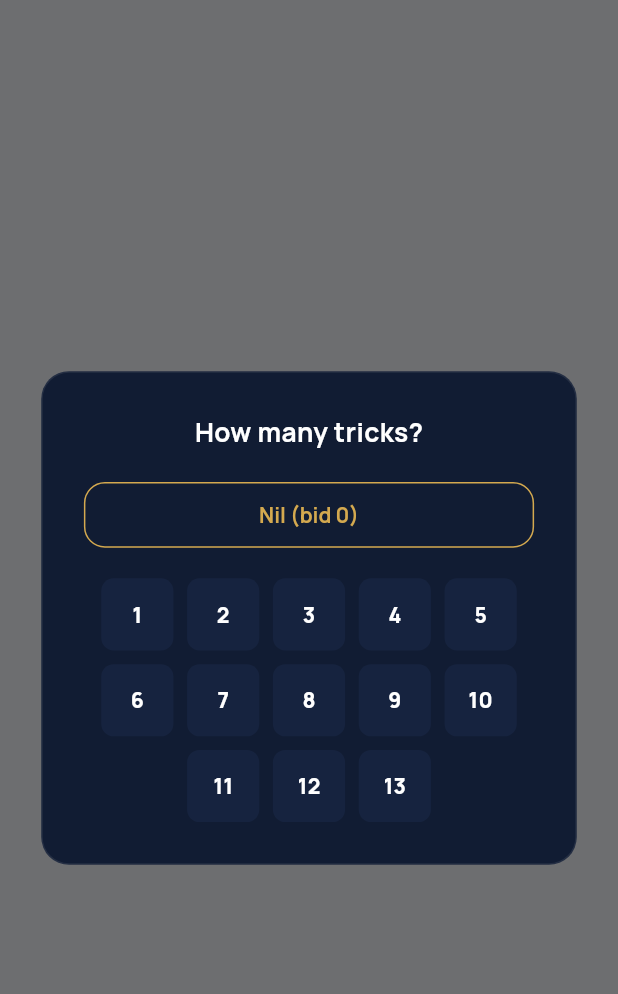
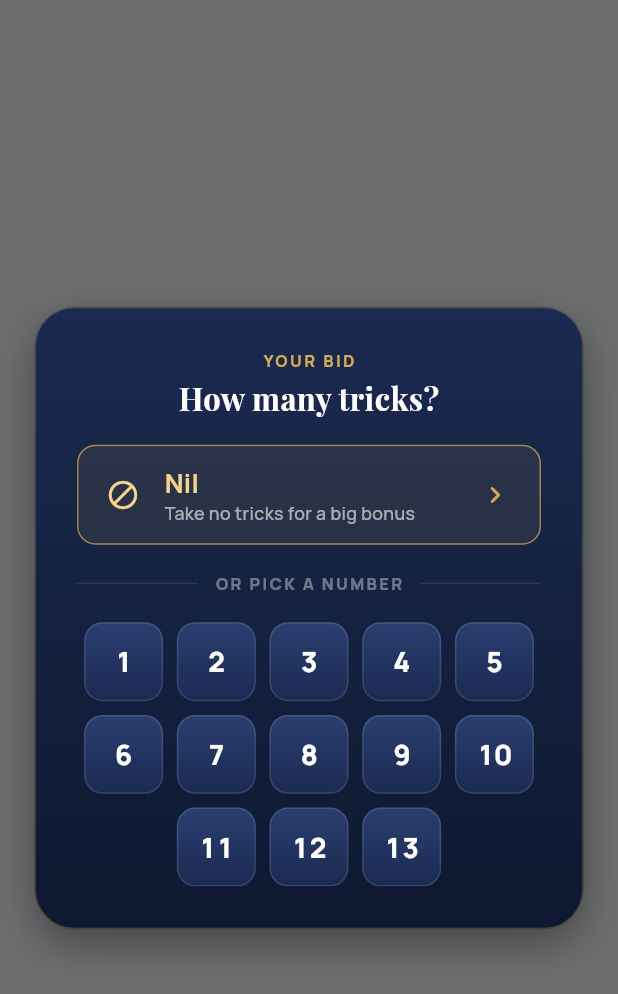
Before and after one commit to Gulshid/Card-Game, a Flutter app: the BidOverlay widget shown alone on an empty page, opened directly with empty values, on a phone screen of 412 x 824 dp. Shown: the top 994 px of the screen. Run offline on Flutter 3.47's test engine with Material 3 defaults, Android fonts, the light colour scheme and no system bars; our stand-ins replace audioplayers, equatable, flutter_bloc, flutter_screenutil, get_it, go_router and 3 more; accounts and stored records are empty; statements that could not run were skipped.

Commit message:
bid overlay is updated

```diff
--- a/card_game/lib/features/game/Presentation/widgets/bid_overlay.dart
+++ b/card_game/lib/features/game/Presentation/widgets/bid_overlay.dart
@@ -1,3 +1,5 @@
+import 'dart:ui' show ImageFilter;
+
 import 'package:card_game/core/constant/app_dimensions.dart';
 import 'package:card_game/core/theme/app_colors.dart';
 import 'package:card_game/core/theme/app_text_styles.dart';
@@ -5,8 +7,8 @@ import 'package:flutter/material.dart';
 import 'package:flutter_screenutil/flutter_screenutil.dart';
 
 /// Modal bid picker shown when it becomes the human's turn to bid.
-/// A bid of 0 is highlighted separately and labeled "Nil" since it means
-/// something different from every other bid.
+/// A bid of 0 is set apart and labeled "Nil" since it means something
+/// different from every other bid.
 class BidOverlay extends StatelessWidget {
   const BidOverlay({required this.onBid, super.key});
 
@@ -14,33 +16,46 @@ class BidOverlay extends StatelessWidget {
 
   @override
   Widget build(BuildContext context) {
-    return Container(
+    return BackdropFilter(
+      filter: ImageFilter.blur(sigmaX: 5, sigmaY: 5),
+      child: Container(
         color: Colors.black.withValues(alpha: 0.55),
         alignment: Alignment.center,
         child: Container(
-        margin: EdgeInsets.symmetric(horizontal: 24.w),
+          margin: EdgeInsets.symmetric(horizontal: 20.w),
           padding: EdgeInsets.all(AppSpacing.lg),
           decoration: BoxDecoration(
-          color: AppColors.navy,
-          borderRadius: BorderRadius.circular(AppRadius.lg),
-          border: Border.all(color: Colors.white.withValues(alpha: 0.08)),
+            gradient: const LinearGradient(
+              begin: Alignment.topCenter,
+              end: Alignment.bottomCenter,
+              colors: [Color(0xFF1A2A50), Color(0xFF0E1830)],
             ),
+            borderRadius: BorderRadius.circular(AppRadius.xl),
+            border: Border.all(color: AppColors.gold.withValues(alpha: 0.30)),
+            boxShadow: AppShadows.soft(true),
+          ),
+          // Transparent Material so the Ink-based buttons below paint
+          // above this card's own gradient instead of being hidden by it.
+          child: Material(
+            type: MaterialType.transparency,
             child: Column(
             mainAxisSize: MainAxisSize.min,
             children: [
-            Text('How many tricks?', style: AppTextStyles.h2(Colors.white)),
+              Text('YOUR BID', style: AppTextStyles.overline(AppColors.gold)),
+              SizedBox(height: 6.h),
+              Text('How many tricks?', style: AppTextStyles.title(Colors.white)),
               SizedBox(height: AppSpacing.md),
-            SizedBox(
-              width: double.infinity,
-              child: OutlinedButton(
-                onPressed: () => onBid(0),
-                style: OutlinedButton.styleFrom(
-                  foregroundColor: AppColors.gold,
-                  side: const BorderSide(color: AppColors.gold),
-                  padding: EdgeInsets.symmetric(vertical: 12.h),
+              _NilButton(onTap: () => onBid(0)),
+              SizedBox(height: AppSpacing.md),
+              Row(
+                children: [
+                  Expanded(child: Divider(color: Colors.white.withValues(alpha: 0.10))),
+                  Padding(
+                    padding: EdgeInsets.symmetric(horizontal: AppSpacing.sm + 2),
+                    child: Text('OR PICK A NUMBER', style: AppTextStyles.overline(Colors.white38)),
                   ),
-                child: const Text('Nil (bid 0)'),
-              ),
+                  Expanded(child: Divider(color: Colors.white.withValues(alpha: 0.10))),
+                ],
               ),
               SizedBox(height: AppSpacing.md),
               Wrap(
@@ -48,26 +63,87 @@ class BidOverlay extends StatelessWidget {
                 runSpacing: AppSpacing.sm,
                 alignment: WrapAlignment.center,
                 children: [
-                for (int bid = 1; bid <= 13; bid++)
-                  SizedBox(
-                    width: 42.w,
-                    height: 42.w,
-                    child: ElevatedButton(
-                      onPressed: () => onBid(bid),
-                      style: ElevatedButton.styleFrom(
-                        backgroundColor: AppColors.surfaceDark,
-                        foregroundColor: Colors.white,
-                        padding: EdgeInsets.zero,
-                        shape: RoundedRectangleBorder(borderRadius: BorderRadius.circular(AppRadius.sm)),
-                      ),
-                      child: Text('$bid'),
-                    ),
-                  ),
+                  for (int bid = 1; bid <= 13; bid++) _BidTile(bid: bid, onTap: () => onBid(bid)),
                 ],
               ),
             ],
           ),
           ),
+        ),
+      ),
     );
   }
 }
+
+class _NilButton extends StatelessWidget {
+  const _NilButton({required this.onTap});
+
+  final VoidCallback onTap;
+
+  @override
+  Widget build(BuildContext context) {
+    final BorderRadius br = BorderRadius.circular(AppRadius.md);
+    return Ink(
+      decoration: BoxDecoration(
+        color: AppColors.gold.withValues(alpha: 0.10),
+        borderRadius: br,
+        border: Border.all(color: AppColors.gold.withValues(alpha: 0.7)),
+      ),
+      child: InkWell(
+        onTap: onTap,
+        borderRadius: br,
+        splashColor: AppColors.gold.withValues(alpha: 0.2),
+        child: Padding(
+          padding: EdgeInsets.symmetric(vertical: 12.h, horizontal: AppSpacing.md),
+          child: Row(
+            children: [
+              Icon(Icons.block_rounded, color: AppColors.goldLight, size: 22.sp),
+              SizedBox(width: AppSpacing.md - 2),
+              Expanded(
+                child: Column(
+                  crossAxisAlignment: CrossAxisAlignment.start,
+                  children: [
+                    Text('Nil', style: AppTextStyles.h2(AppColors.goldLight)),
+                    Text('Take no tricks for a big bonus', style: AppTextStyles.caption(Colors.white60)),
+                  ],
+                ),
+              ),
+              Icon(Icons.chevron_right_rounded, color: AppColors.gold, size: 22.sp),
+            ],
+          ),
+        ),
+      ),
+    );
+  }
+}
+
+class _BidTile extends StatelessWidget {
+  const _BidTile({required this.bid, required this.onTap});
+
+  final int bid;
+  final VoidCallback onTap;
+
+  @override
+  Widget build(BuildContext context) {
+    final BorderRadius br = BorderRadius.circular(AppRadius.md);
+    return Ink(
+      width: 46.w,
+      height: 46.w,
+      decoration: BoxDecoration(
+        gradient: const LinearGradient(
+          begin: Alignment.topCenter,
+          end: Alignment.bottomCenter,
+          colors: [Color(0xFF2A3E70), Color(0xFF1B2A52)],
+        ),
+        borderRadius: br,
+        border: Border.all(color: Colors.white.withValues(alpha: 0.12)),
+      ),
+      child: InkWell(
+        onTap: onTap,
+        borderRadius: br,
+        splashColor: AppColors.gold.withValues(alpha: 0.3),
+        child: Center(child: Text('$bid', style: AppTextStyles.numeric(Colors.white, size: 18))),
+      ),
+    );
+  }
+}
```
Lines whose indentation alone changed are shown as unchanged.
